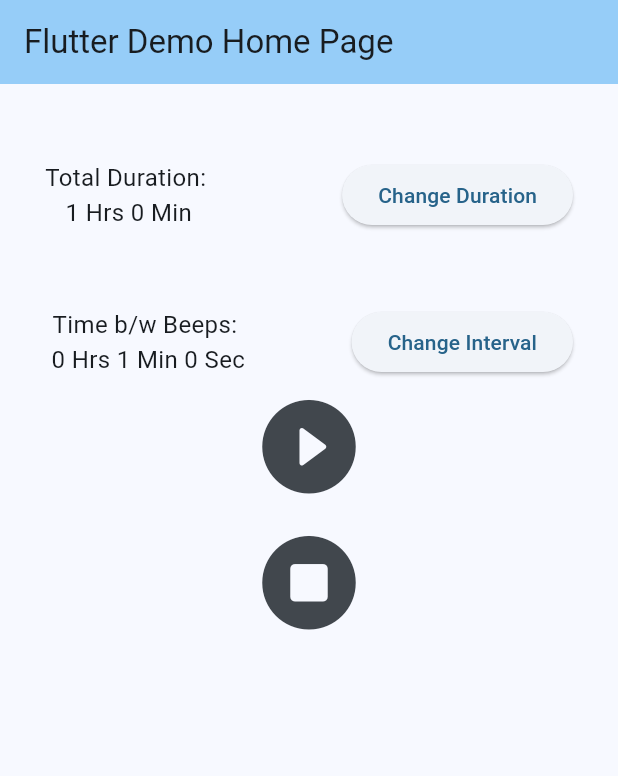
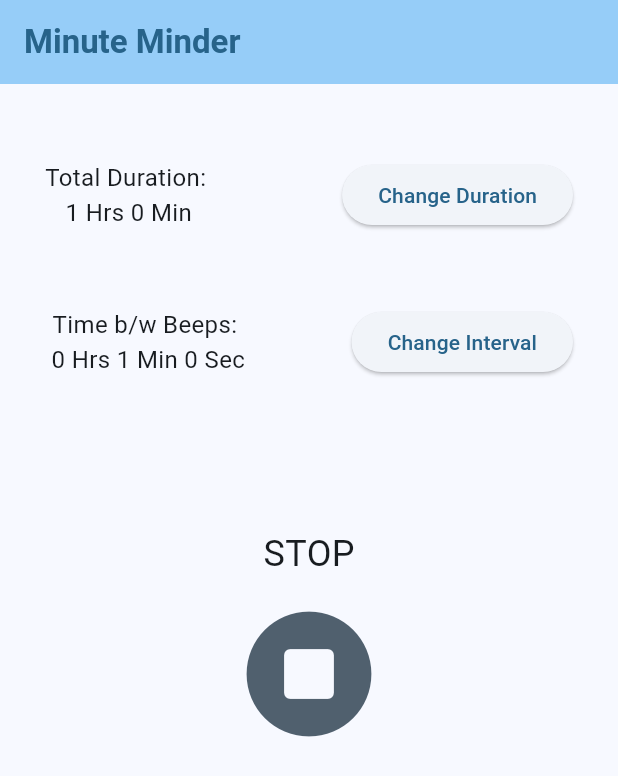
Before and after one commit to Asharma538/MinuteMinder, a Flutter app: the MyHomePage screen opened directly, after a tap on the "play circle filled" icon, on a phone screen of 412 x 824 dp. Shown: the top 776 px of the screen. Run offline on Flutter 3.47's test engine with Material 3 defaults, Android fonts, the phone set to English and light mode, and no system bars; our stand-ins replace just_audio; missing offline and left inert: duration_picker.

Commit message:
Completing UI and Finalizing Logic of Start/Stop for timer

```diff
--- a/lib/main.dart
+++ b/lib/main.dart
@@ -19,7 +19,7 @@
         useMaterial3: true,
       ),
       debugShowCheckedModeBanner: false,
-      home: const MyHomePage(title: 'Flutter Demo Home Page'),
+      home: const MyHomePage(title: 'Minute Minder'),
     );
   }
 }
@@ -37,6 +37,7 @@
   Duration selectedDuration = const Duration(days: 0,hours: 1,minutes: 0,seconds: 0,milliseconds: 0,microseconds: 0);
   Duration selectedInterval = const Duration(days: 0,hours: 0,minutes: 1,seconds: 0,milliseconds: 0,microseconds: 0);
   late Timer timer;
+  bool timerOn = false;
 
   @override
   void initState() {
@@ -49,7 +50,7 @@
     return Scaffold(
       appBar: AppBar(
         backgroundColor: Theme.of(context).colorScheme.inversePrimary,
-        title: Text(widget.title),
+        title: Text(widget.title,style: TextStyle(color: Theme.of(context).colorScheme.primary,fontWeight: FontWeight.w600),),
       ),
       body: Container(
         padding: const EdgeInsets.fromLTRB(30, 50, 30, 30),
@@ -97,17 +98,45 @@
                 )
               ],
             ),
+            const SizedBox(height: 100,),
+            Row(
+              mainAxisAlignment: MainAxisAlignment.spaceAround,
+              children: [
+                if (!timerOn)
+                Column(
+                  children: [
+                    const Text("START",style: TextStyle(fontSize: 24),),
+                    const SizedBox(height: 5,),
                     IconButton(
                       onPressed: (){
-                timer = Timer.periodic(selectedInterval, (Timer t) => playBeep(_audioPlayer,timer,selectedInterval,selectedDuration));
+                        timer = Timer.periodic(selectedInterval, (Timer t) => playBeep());
+                        setState(() {
+                          timerOn = true;
+                        });
                       },
-              icon: const Icon(Icons.play_circle_fill_rounded,size: 75,),
+                      icon: const Icon(Icons.play_circle_fill_rounded,size: 100,),
+                      color: Theme.of(context).colorScheme.primary,
                     ),
+                  ],
+                ),
+                if (timerOn)
+                Column(
+                  children: [
+                    const Text("STOP",style: TextStyle(fontSize: 24),),
+                    const SizedBox(height: 5,),
                     IconButton(
                       onPressed: (){
                         if (timer.isActive) timer.cancel();
+                        setState(() {
+                          timerOn = false;
+                        });
                       },
-              icon: const Icon(Icons.stop_circle_rounded,size: 75,),
+                      icon: const Icon(Icons.stop_circle_rounded,size: 100,),
+                      color: Theme.of(context).colorScheme.secondary,
+                    ),
+                  ],
+                )
+              ],
             ),
           ],
         ),
@@ -122,14 +151,26 @@
     super.dispose();
   }
 
+  Future<void> playBeep() async {
+    print(timer.tick);
+    if (selectedInterval.inSeconds *timer.tick > selectedDuration.inSeconds){
+      timer.cancel();
+      setState(() {
+        timerOn = false;
+      });
+    }
+    else if (selectedInterval.inSeconds *timer.tick == selectedDuration.inSeconds){
+      await _audioPlayer.seek(Duration.zero);
+      await _audioPlayer.play();
+      timer.cancel();
+      setState(() {
+        timerOn = false;
+      });
+    }
+    else {
+      await _audioPlayer.seek(Duration.zero);
+      await _audioPlayer.play();
+    }
   }
 
-Future<void> playBeep(AudioPlayer audioPlayer,Timer timer, Duration selectedInterval, Duration selectedDuration) async {
-  if (selectedInterval.inSeconds *timer.tick > selectedDuration.inSeconds){
-    timer.cancel();
-  } else {
-    print(timer.tick);
-    await audioPlayer.seek(Duration.zero);
-    await audioPlayer.play();
 }
-}
```
Also changed, not shown: 1 other file. Lines whose indentation alone changed are shown as unchanged.
